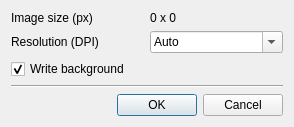
The window that src/commonui/CImageExportDialog.ui (ArsMasiuk/qvge) describes before a commit, drawn with Qt 5.
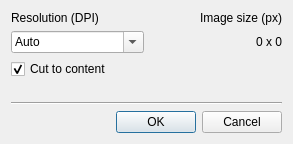
The same window after the commit.

Commit message: done #73 for image export

Diff of the .ui file:
```diff
--- a/src/commonui/CImageExportDialog.ui
+++ b/src/commonui/CImageExportDialog.ui
@@ -6,8 +6,8 @@
    <rect>
     <x>0</x>
     <y>0</y>
-    <width>294</width>
-    <height>118</height>
+    <width>293</width>
+    <height>144</height>
    </rect>
   </property>
   <property name="windowTitle">
@@ -15,33 +15,36 @@
   </property>
   <layout class="QGridLayout" name="gridLayout">
    <item row="0" column="0">
-    <widget class="QLabel" name="label_2">
-     <property name="sizePolicy">
-      <sizepolicy hsizetype="Preferred" vsizetype="Maximum">
-       <horstretch>0</horstretch>
-       <verstretch>0</verstretch>
-      </sizepolicy>
-     </property>
-     <property name="text">
-      <string>Image size (px)</string>
-     </property>
-    </widget>
-   </item>
-   <item row="1" column="0">
     <widget class="QLabel" name="label">
      <property name="text">
       <string>Resolution (DPI)</string>
      </property>
     </widget>
    </item>
-   <item row="3" column="0" colspan="2">
-    <widget class="Line" name="line">
+   <item row="10" column="0" colspan="2">
+    <widget class="QDialogButtonBox" name="ButtonBox">
      <property name="orientation">
       <enum>Qt::Horizontal</enum>
      </property>
+     <property name="standardButtons">
+      <set>QDialogButtonBox::Cancel|QDialogButtonBox::Ok</set>
+     </property>
     </widget>
    </item>
-   <item row="0" column="1">
+   <item row="6" column="0">
+    <spacer name="verticalSpacer">
+     <property name="orientation">
+      <enum>Qt::Vertical</enum>
+     </property>
+     <property name="sizeHint" stdset="0">
+      <size>
+       <width>20</width>
+       <height>40</height>
+      </size>
+     </property>
+    </spacer>
+   </item>
+   <item row="1" column="1">
     <widget class="QLabel" name="ImageSize">
      <property name="sizePolicy">
       <sizepolicy hsizetype="Preferred" vsizetype="Maximum">
@@ -52,9 +55,12 @@
      <property name="text">
       <string>0 x 0</string>
      </property>
+     <property name="alignment">
+      <set>Qt::AlignRight|Qt::AlignTrailing|Qt::AlignVCenter</set>
+     </property>
     </widget>
    </item>
-   <item row="1" column="1">
+   <item row="1" column="0">
     <widget class="QComboBox" name="Resolution">
      <property name="editable">
       <bool>true</bool>
@@ -96,20 +102,33 @@
      </item>
     </widget>
    </item>
-   <item row="4" column="0" colspan="2">
-    <widget class="QDialogButtonBox" name="ButtonBox">
+   <item row="9" column="0" colspan="2">
+    <widget class="Line" name="line">
      <property name="orientation">
       <enum>Qt::Horizontal</enum>
      </property>
-     <property name="standardButtons">
-      <set>QDialogButtonBox::Cancel|QDialogButtonBox::Ok</set>
+    </widget>
+   </item>
+   <item row="0" column="1">
+    <widget class="QLabel" name="label_2">
+     <property name="sizePolicy">
+      <sizepolicy hsizetype="Preferred" vsizetype="Maximum">
+       <horstretch>0</horstretch>
+       <verstretch>0</verstretch>
+      </sizepolicy>
      </property>
+     <property name="text">
+      <string>Image size (px)</string>
+     </property>
+     <property name="alignment">
+      <set>Qt::AlignRight|Qt::AlignTrailing|Qt::AlignVCenter</set>
+     </property>
     </widget>
    </item>
-   <item row="2" column="0" colspan="2">
-    <widget class="QCheckBox" name="WriteBackground">
+   <item row="2" column="0">
+    <widget class="QCheckBox" name="CutToContent">
      <property name="text">
-      <string>Write background</string>
+      <string>Cut to content</string>
      </property>
      <property name="checked">
       <bool>true</bool>
```
The commit also changes 9 other files.
